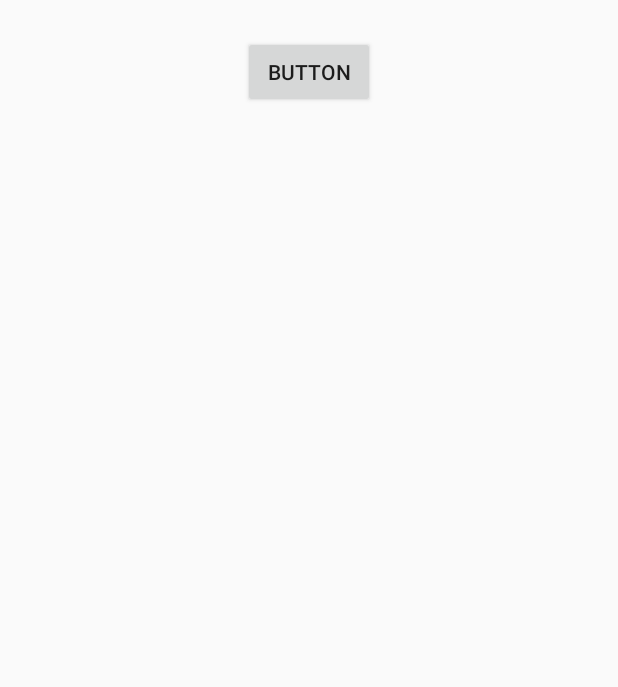
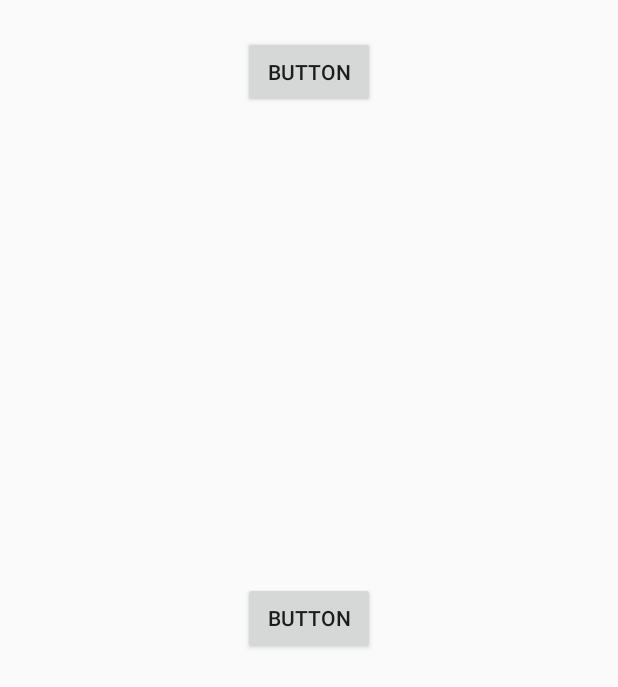
Before and after one commit to ehkn12/financialliteracy, an Android app: the layout activity_main.xml on its own in the app's theme, with its tools: preview values and no code run, on a phone screen of 412 x 824 dp. Shown: the top 687 px of the screen. Run offline under Robolectric (Android 15) with nearby library versions, the phone set to English and light mode, and no system bars.

Commit message:
Trying again
trying to merge

```diff
--- a/app/src/main/AndroidManifest.xml
+++ b/app/src/main/AndroidManifest.xml
@@ -9,7 +9,8 @@
         android:roundIcon="@mipmap/ic_launcher_round"
         android:supportsRtl="true"
         android:theme="@style/AppTheme">
-        <activity android:name=".Activities.QuizActivity"></activity>
+        <activity android:name=".Activities.InvestmentCalculatorActivity"></activity>
+        <activity android:name=".Activities.QuizActivity" />
         <activity android:name=".Activities.MainActivity">
             <intent-filter>
                 <action android:name="android.intent.action.MAIN" />
--- a/app/src/main/java/com/example/financialliteracy/Activities/MainActivity.java
+++ b/app/src/main/java/com/example/financialliteracy/Activities/MainActivity.java
@@ -30,4 +30,10 @@ public class MainActivity extends AppCompatActivity {
             }
         } );
     }
+
+    public void launchInvestmentCalculatorActivity(View view) {
+
+        Intent intent = new Intent(this, InvestmentCalculatorActivity.class);
+        startActivity(intent);
+    }
 }
--- a/app/src/main/res/layout/activity_main.xml
+++ b/app/src/main/res/layout/activity_main.xml
@@ -15,4 +15,16 @@
         app:layout_constraintEnd_toEndOf="parent"
         app:layout_constraintStart_toStartOf="parent"
         app:layout_constraintTop_toTopOf="parent" />
+
+    <Button
+        android:id="@+id/button"
+        android:layout_width="wrap_content"
+        android:layout_height="wrap_content"
+        android:onClick="launchInvestmentCalculatorActivity"
+        android:text="Button"
+        app:layout_constraintBottom_toBottomOf="parent"
+        app:layout_constraintEnd_toEndOf="parent"
+        app:layout_constraintStart_toStartOf="parent"
+        app:layout_constraintTop_toTopOf="parent" />
+
 </androidx.constraintlayout.widget.ConstraintLayout>
```
Also changed, not shown: app/src/main/java/com/example/financialliteracy/Activities/InvestmentCalculatorActivity.java (added, +16 -0 lines), app/src/main/res/layout/activity_investment_calculator.xml (added, +9 -0 lines), app/src/main/res/values/strings.xml (+22 -3 lines).
